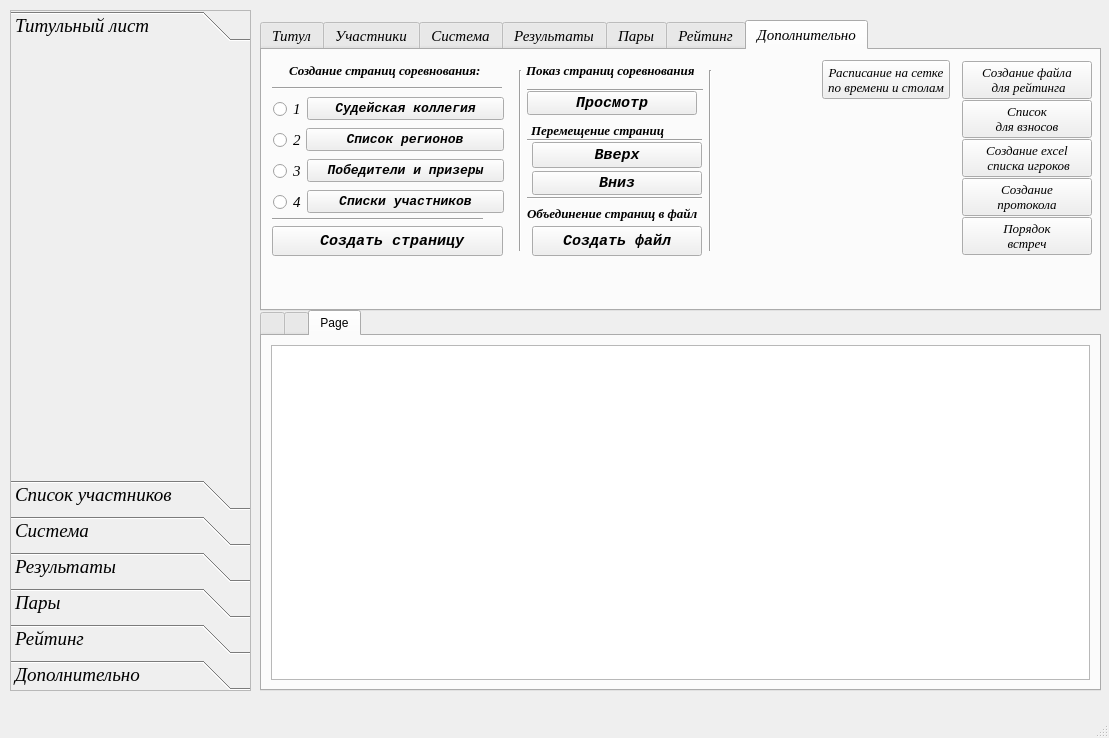
Kaspar0810/Competitions_TT_v5, file UI/main_window.ui: the form before one commit.
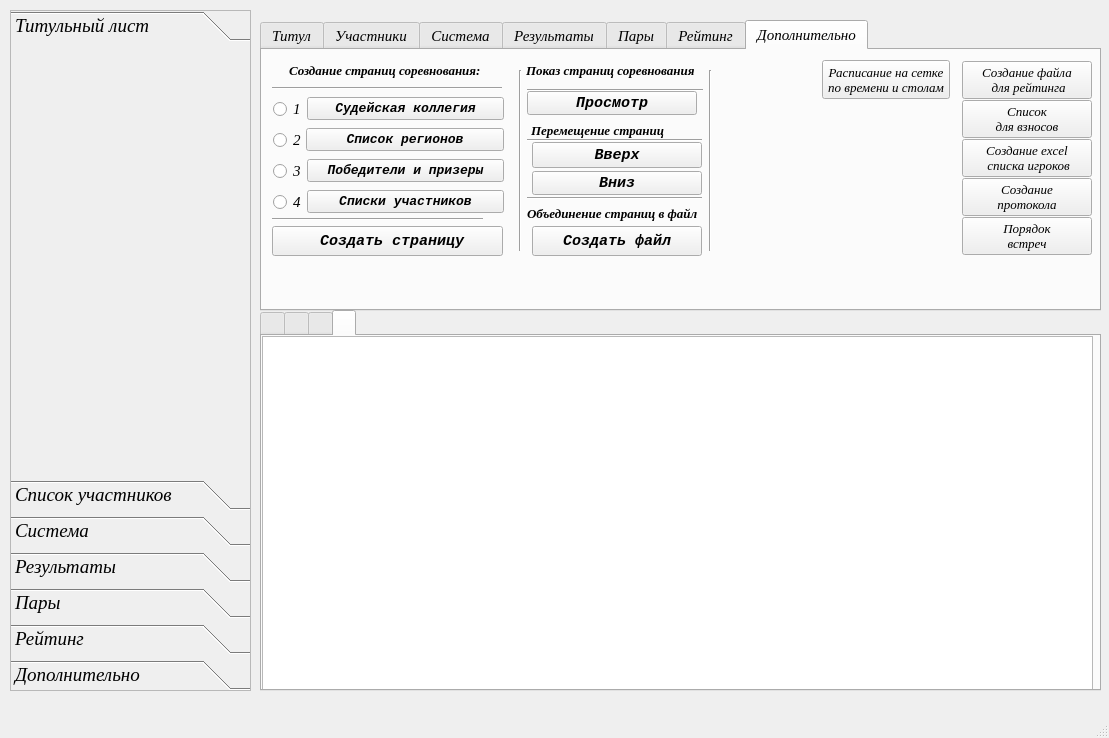
The form after the commit. The open tabs and pages were chosen to show the change. Icons and pictures are not drawn.

What changed in the file:
```diff
--- a/UI/main_window.ui
+++ b/UI/main_window.ui
@@ -7239,7 +7239,7 @@
      </rect>
     </property>
     <property name="currentIndex">
-     <number>2</number>
+     <number>3</number>
     </property>
     <widget class="QWidget" name="tabWidgetPage1">
      <attribute name="title">
@@ -7513,7 +7513,7 @@
     </widget>
     <widget class="QWidget" name="tabWidgetPage3">
      <attribute name="title">
-      <string>Page</string>
+      <string/>
      </attribute>
      <layout class="QVBoxLayout" name="verticalLayout_27">
       <item>
@@ -7521,6 +7521,21 @@
       </item>
      </layout>
     </widget>
+    <widget class="QWidget" name="tabWidgetPage4">
+     <attribute name="title">
+      <string/>
+     </attribute>
+     <widget class="QTableWidget" name="tableWidget_chioce_group">
+      <property name="geometry">
+       <rect>
+        <x>0</x>
+        <y>0</y>
+        <width>831</width>
+        <height>361</height>
+       </rect>
+      </property>
+     </widget>
+    </widget>
    </widget>
   </widget>
   <widget class="QStatusBar" name="statusbar">
```
Left out of the diff: 24 changed lines with no effect on the pictures.
